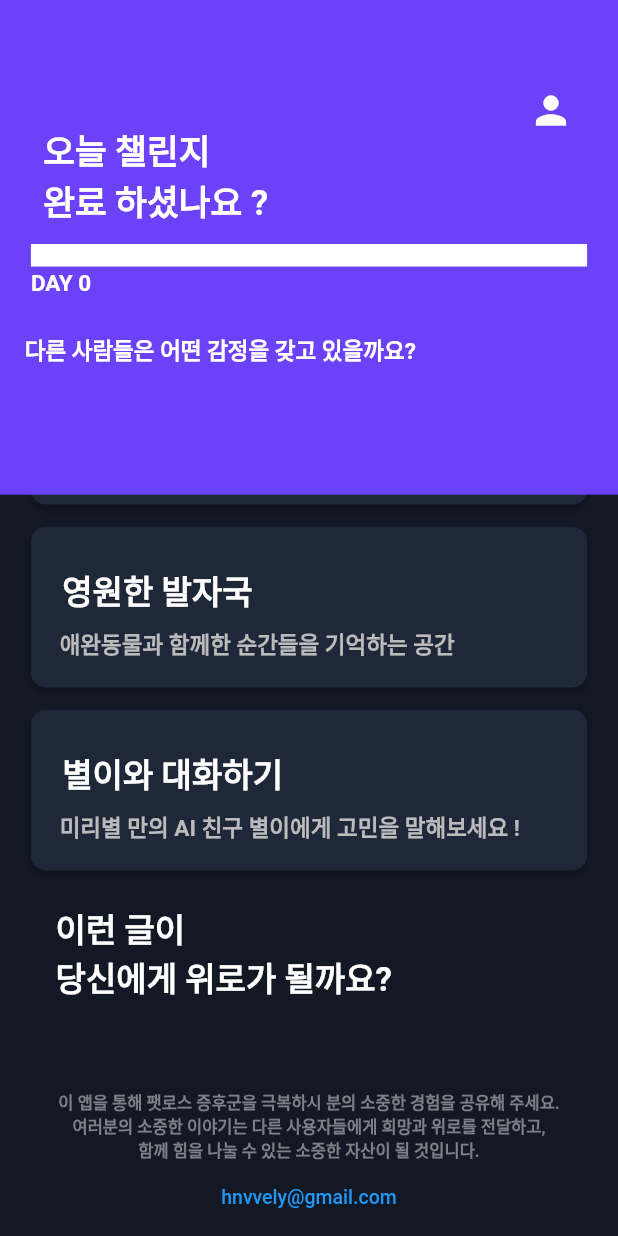
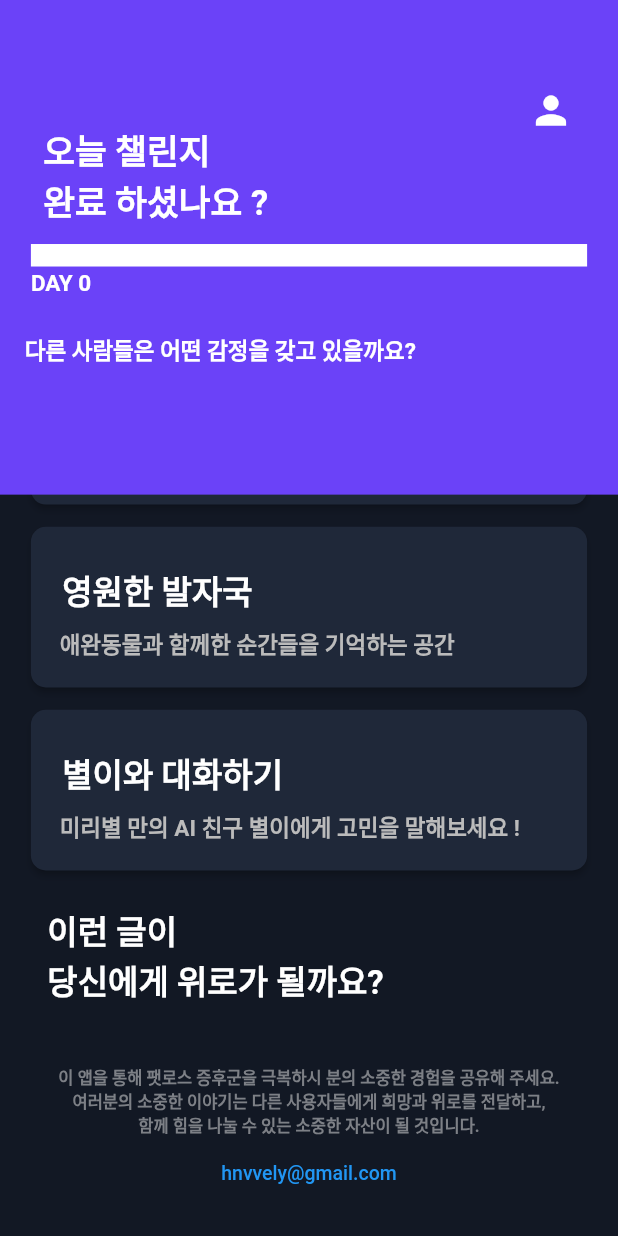
Before and after one commit to Miribyeol/MIRI-APP, a Flutter app: the StartScreen screen opened by its route, scrolled down 247 dp, on a phone screen of 412 x 824 dp. Run offline on Flutter 3.47's test engine with Material 2 defaults, Android fonts, the phone set to English and light mode, and no system bars; our stand-ins replace flutter_dotenv, flutter_secure_storage, fluttertoast, image_picker, shared_preferences; missing offline and left inert: kakao_flutter_sdk; accounts and stored records are empty; network calls fail.

Commit message:
찐최종

```diff
--- a/lib/screens/start.dart
+++ b/lib/screens/start.dart
@@ -362,14 +362,14 @@ class _StartScreenState extends State<StartScreen> {
                       ),
                     ),
                   ),
-                  SizedBox(height: buttonTextDescSize * 0.9),
+                  SizedBox(height: buttonTextDescSize * 1),
                   SizedBox(
                     height: screenHeight * 0.1,
                     child: Row(
                       mainAxisAlignment: MainAxisAlignment.spaceBetween,
                       children: [
                         Text(
-                          '   이런 글이\n   당신에게 위로가 될까요?',
+                          '  이런 글이\n  당신에게 위로가 될까요?',
                           style: TextStyle(
                             color: Colors.white,
                             fontSize: buttonTextSize * 1,
@@ -394,7 +394,7 @@ class _StartScreenState extends State<StartScreen> {
                       ],
                     ),
                   ),
-                  SizedBox(height: buttonTextDescSize * 0.9),
+                  SizedBox(height: buttonTextDescSize * 0.5),
                   Column(
                     children: contentData.map((item) {
                       return Column(
@@ -423,7 +423,7 @@ class _StartScreenState extends State<StartScreen> {
                                           CrossAxisAlignment.start,
                                       children: [
                                         SizedBox(
-                                            height: buttonTextDescSize * 1),
+                                            height: buttonTextDescSize * 0.9),
                                         Text(
                                           item['title'],
                                           style: TextStyle(
@@ -432,7 +432,7 @@ class _StartScreenState extends State<StartScreen> {
                                             fontWeight: FontWeight.bold,
                                           ),
                                         ),
-                                        SizedBox(height: buttonTextTop * 1.1),
+                                        SizedBox(height: buttonTextTop * 0.7),
                                         Text(
                                           item['content'],
                                           style: TextStyle(
@@ -463,7 +463,7 @@ class _StartScreenState extends State<StartScreen> {
                   ),
                   SizedBox(height: contentPaddingVertical),
                   SizedBox(
-                    height: screenHeight * 0.145,
+                    height: 90,
                     child: Column(
                       mainAxisAlignment: MainAxisAlignment.center,
                       children: [
```
